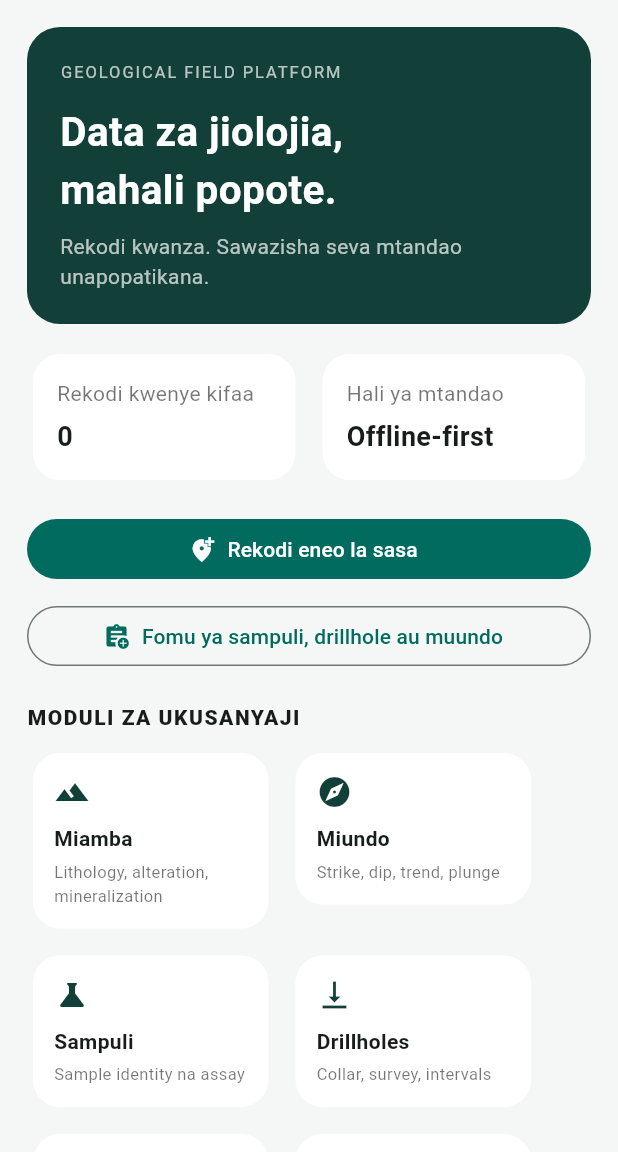
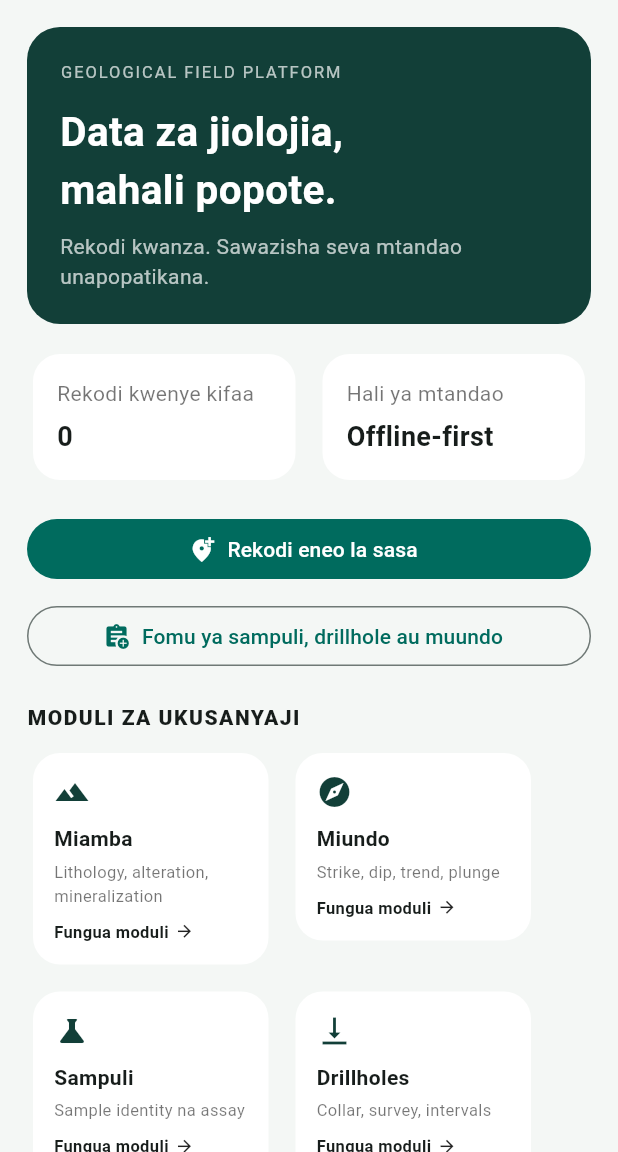
Before and after one commit to Amos463/Chimba-smart-, a Flutter app: the screen it shows after launch, on a phone screen of 412 x 824 dp, the part 84-1236 px from its top. Run offline on Flutter 3.47's test engine with Material 3 defaults, Android fonts, the phone set to English and light mode, and no system bars; our stand-ins replace dio, flutter_secure_storage, geolocator, sqflite; accounts and stored records are empty.

Commit message:
flutter-wip: haijakaguliwa na compiler

```diff
--- a/ChimbaSmart_v0.5.0-rc1/mobile/lib/src/screens/home_screen.dart
+++ b/ChimbaSmart_v0.5.0-rc1/mobile/lib/src/screens/home_screen.dart
@@ -37,15 +37,23 @@ class _HomeScreenState extends State<HomeScreen> {
         onPressed:()=>Navigator.of(context).push(MaterialPageRoute(builder:(_)=>const FieldCaptureScreen())),
         icon:const Icon(Icons.assignment_add),label:const Text('Fomu ya sampuli, drillhole au muundo')),
       const SizedBox(height:20),const Text('MODULI ZA UKUSANYAJI',style:TextStyle(fontWeight:FontWeight.w800,letterSpacing:1)),
-      const SizedBox(height:10),const Wrap(spacing:10,runSpacing:10,children:[
-        FeatureTile(icon:Icons.landscape,title:'Miamba',detail:'Lithology, alteration, mineralization'),
-        FeatureTile(icon:Icons.explore,title:'Miundo',detail:'Strike, dip, trend, plunge'),
-        FeatureTile(icon:Icons.science,title:'Sampuli',detail:'Sample identity na assay'),
-        FeatureTile(icon:Icons.vertical_align_bottom,title:'Drillholes',detail:'Collar, survey, intervals'),
-        FeatureTile(icon:Icons.sensors,title:'Geophysics',detail:'Vipimo na raw files'),
-        FeatureTile(icon:Icons.map,title:'GIS',detail:'CRS, layers, raster/vector'),
+      const SizedBox(height:10),Wrap(spacing:10,runSpacing:10,children:[
+        FeatureTile(icon:Icons.landscape,title:'Miamba',detail:'Lithology, alteration, mineralization',onTap:()=>_openModule('lithology')),
+        FeatureTile(icon:Icons.explore,title:'Miundo',detail:'Strike, dip, trend, plunge',onTap:()=>_openModule('orientation')),
+        FeatureTile(icon:Icons.science,title:'Sampuli',detail:'Sample identity na assay',onTap:()=>_openModule('sample')),
+        FeatureTile(icon:Icons.vertical_align_bottom,title:'Drillholes',detail:'Collar, survey, intervals',onTap:()=>_openModule('collar')),
+        FeatureTile(icon:Icons.sensors,title:'Geophysics',detail:'Rekodi za msingi za vipimo',onTap:()=>_openModule('geophysics_observation')),
+        FeatureTile(icon:Icons.map,title:'GIS',detail:'Rekodi za msingi za GIS',onTap:()=>_openModule('gis_feature')),
       ]),
       const SizedBox(height:18),Text(sync,style:Theme.of(context).textTheme.bodySmall),
     ]));
+  void _openModule(String type) {
+    Navigator.of(context).push(
+      MaterialPageRoute(
+        builder: (_) => FieldCaptureScreen(initialType: type),
+      ),
+    ).then((_) => _load());
+  }
+
   Widget _metric(String a,String b)=>Card(child:Padding(padding:const EdgeInsets.all(16),child:Column(crossAxisAlignment:CrossAxisAlignment.start,children:[Text(a,style:const TextStyle(color:Colors.black54)),const SizedBox(height:6),Text(b,style:const TextStyle(fontWeight:FontWeight.bold,fontSize:18))])));
 }
--- a/ChimbaSmart_v0.5.0-rc1/mobile/lib/src/widgets/feature_tile.dart
+++ b/ChimbaSmart_v0.5.0-rc1/mobile/lib/src/widgets/feature_tile.dart
@@ -1,8 +1,53 @@
 import 'package:flutter/material.dart';
+
 class FeatureTile extends StatelessWidget {
- final IconData icon; final String title,detail;
- const FeatureTile({super.key,required this.icon,required this.title,required this.detail});
- @override Widget build(BuildContext context)=>SizedBox(width:165,child:Card(child:Padding(padding:const EdgeInsets.all(14),child:Column(crossAxisAlignment:CrossAxisAlignment.start,children:[
-  Icon(icon,color:const Color(0xFF123F38)),const SizedBox(height:9),Text(title,style:const TextStyle(fontWeight:FontWeight.bold)),const SizedBox(height:4),Text(detail,style:const TextStyle(fontSize:11,color:Colors.black54))
- ]))));
+  final IconData icon;
+  final String title;
+  final String detail;
+  final VoidCallback onTap;
+
+  const FeatureTile({
+    super.key,
+    required this.icon,
+    required this.title,
+    required this.detail,
+    required this.onTap,
+  });
+
+  @override
+  Widget build(BuildContext context) => SizedBox(
+        width: 165,
+        child: Card(
+          clipBehavior: Clip.antiAlias,
+          child: InkWell(
+            onTap: onTap,
+            child: Padding(
+              padding: const EdgeInsets.all(14),
+              child: Column(
+                crossAxisAlignment: CrossAxisAlignment.start,
+                children: [
+                  Icon(icon, color: const Color(0xFF123F38)),
+                  const SizedBox(height: 9),
+                  Text(title,
+                      style: const TextStyle(fontWeight: FontWeight.bold)),
+                  const SizedBox(height: 4),
+                  Text(detail,
+                      style: const TextStyle(
+                          fontSize: 11, color: Colors.black54)),
+                  const SizedBox(height: 8),
+                  const Row(
+                    children: [
+                      Text('Fungua moduli',
+                          style: TextStyle(
+                              fontSize: 11, fontWeight: FontWeight.w600)),
+                      SizedBox(width: 4),
+                      Icon(Icons.arrow_forward, size: 13),
+                    ],
+                  ),
+                ],
+              ),
+            ),
+          ),
+        ),
+      );
 }
```
Also changed, not shown: ChimbaSmart_v0.5.0-rc1/mobile/lib/src/screens/field_capture_screen.dart (+130 -20 lines), ChimbaSmart_v0.5.0-rc1/mobile/lib/src/services/local_store.dart (+72 -9 lines), ChimbaSmart_v0.5.0-rc1/mobile/lib/src/services/sync_service.dart (+26 -14 lines).
